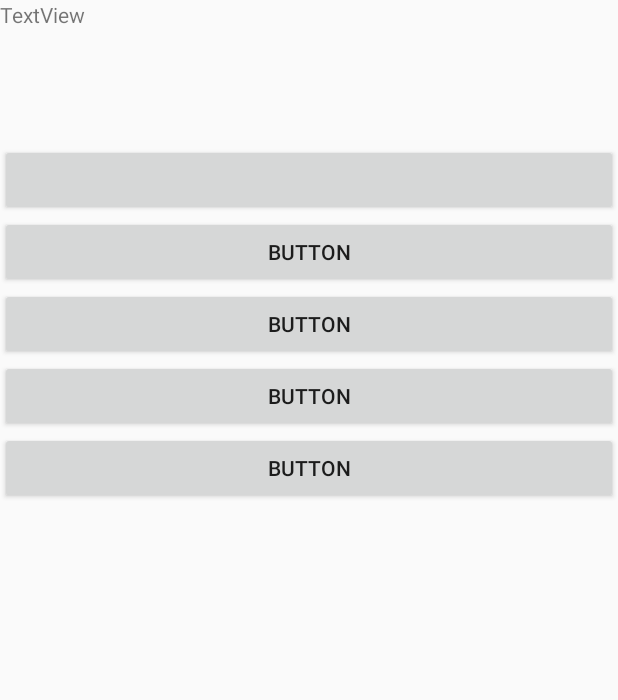
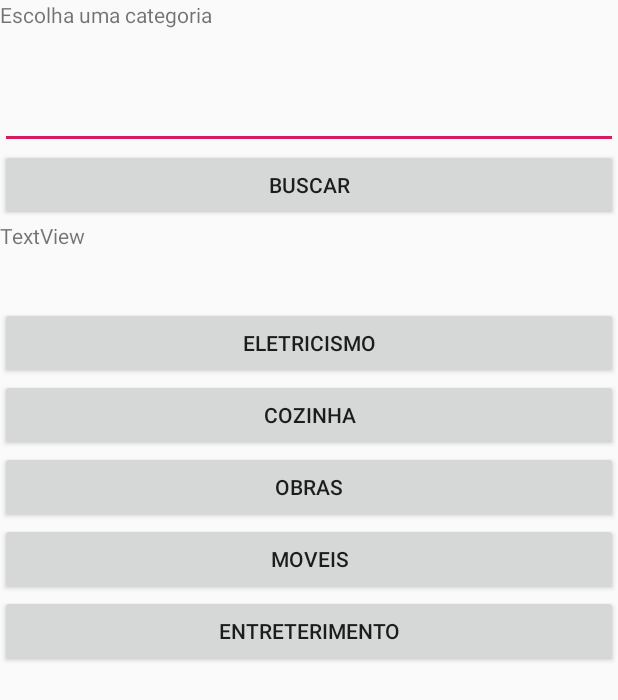
Before and after one commit to keane032/Make-Easy, an Android app: the layout home.xml on its own in the app's theme, with its tools: preview values and no code run, on a phone screen of 412 x 824 dp. Shown: the top 700 px of the screen. Run offline under Robolectric (Android 15) with nearby library versions, the phone set to English and light mode, and no system bars.

Commit message:
Layout home feito

```diff
--- a/MKIX/app/src/main/res/layout/home.xml
+++ b/MKIX/app/src/main/res/layout/home.xml
@@ -6,36 +6,53 @@
     <TextView
         android:id="@+id/textView3"
         android:layout_width="match_parent"
-        android:layout_height="96dp"
+        android:layout_height="54dp"
+        android:text="Escolha uma categoria" />
+
+    <EditText
+        android:layout_width="match_parent"
+        android:layout_height="wrap_content" />
+
+    <Button
+        android:id="@+id/button6"
+        android:layout_width="match_parent"
+        android:layout_height="wrap_content"
+        android:text="Buscar" />
+
+    <TextView
+        android:id="@+id/textView4"
+        android:layout_width="match_parent"
+        android:layout_height="57dp"
         android:text="TextView" />
 
     <Button
         android:id="@+id/button"
         android:layout_width="match_parent"
-        android:layout_height="wrap_content" />
+        android:layout_height="wrap_content"
+        android:text="Eletricismo" />
 
     <Button
         android:id="@+id/button2"
         android:layout_width="match_parent"
         android:layout_height="wrap_content"
-        android:text="Button" />
+        android:text="Cozinha" />
 
     <Button
         android:id="@+id/button3"
         android:layout_width="match_parent"
         android:layout_height="wrap_content"
-        android:text="Button" />
+        android:text="Obras" />
 
     <Button
         android:id="@+id/button4"
         android:layout_width="match_parent"
         android:layout_height="wrap_content"
-        android:text="Button" />
+        android:text="Moveis" />
 
     <Button
         android:id="@+id/button5"
         android:layout_width="match_parent"
         android:layout_height="wrap_content"
-        android:text="Button" />
+        android:text="Entreterimento" />
 
 </LinearLayout>
--- a/MKIX/build.gradle
+++ b/MKIX/build.gradle
@@ -7,7 +7,7 @@ buildscript {
 
     }
     dependencies {
-        classpath 'com.android.tools.build:gradle:3.3.1'
+        classpath 'com.android.tools.build:gradle:3.3.2'
 
         // NOTE: Do not place your application dependencies here; they belong
         // in the individual module build.gradle files
```
